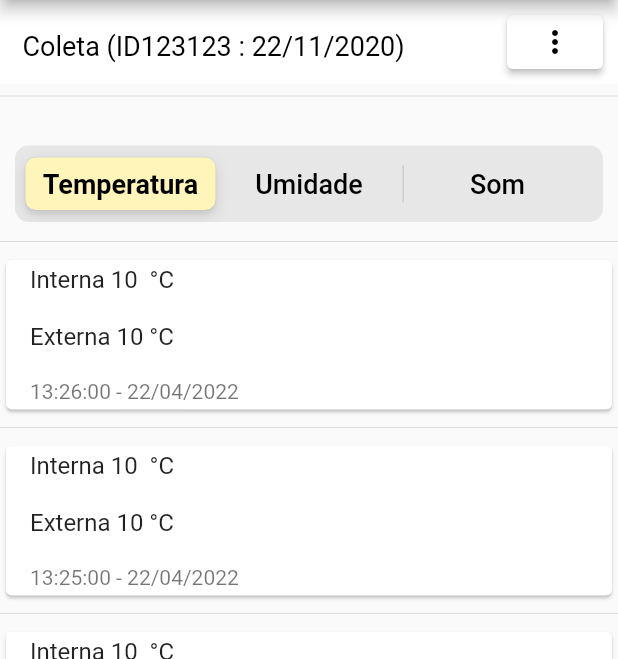
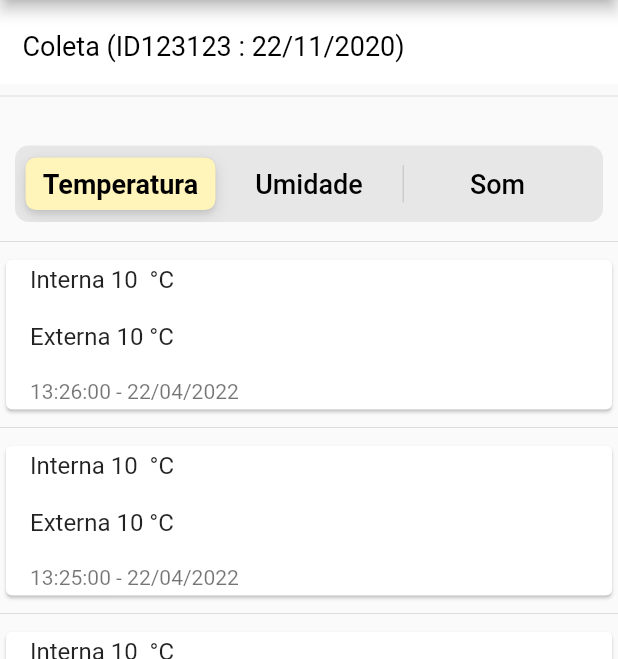
Before and after one commit to Apicultores/mobile-app, a Flutter app: the screen it shows after launch, item 3 of the bottom bar chosen, on a phone screen of 412 x 824 dp, the part 84-743 px from its top. Run offline on Flutter 3.47's test engine with Material 2 defaults, Android fonts, the phone set to English and light mode, and no system bars; our stand-ins replace syncfusion_flutter_charts.

Commit message:
refatoração

```diff
--- a/bee_monitoring_app/lib/Scenes/TimeLine/TimelineViewModel.dart
+++ b/bee_monitoring_app/lib/Scenes/TimeLine/TimelineViewModel.dart
@@ -57,16 +57,6 @@ class TimelineViewModel {
                     fontSize: 18.0,
                     fontWeight: FontWeight.normal),
               )),
-          Expanded(child: Container()),
-          ElevatedButton(
-            onPressed: () {},
-            style: ElevatedButton.styleFrom(primary: Colors.white),
-            child: Icon(
-              Icons.more_vert_sharp,
-              size: 24.0,
-            ),
-          ),
-          SizedBox(width: 10),
         ],
       )),
     );
```
